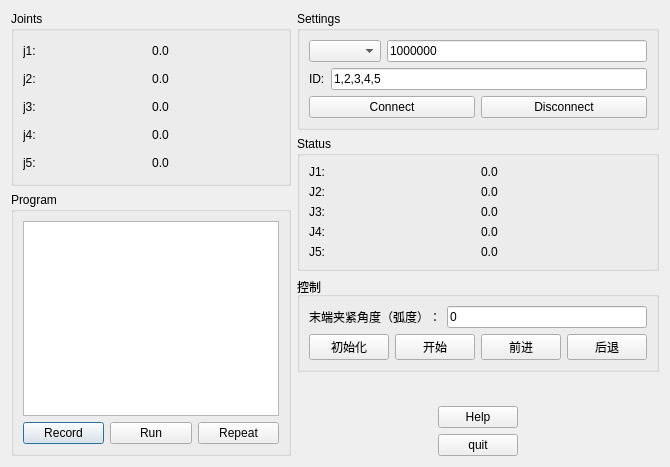
Before: the Qt Designer form inchworm_like.ui in Skyendless/MiniBot, drawn with Qt 5.
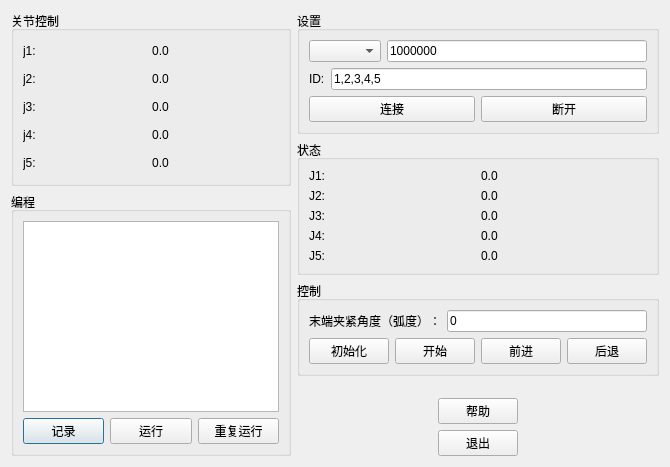
After: the same form once the commit is applied. Icons and pictures are not drawn.

Commit message: 界面修改成中文

Patch:
```diff
--- a/inchworm_like.ui
+++ b/inchworm_like.ui
@@ -19,7 +19,7 @@
      <item>
       <widget class="QGroupBox" name="groupBox">
        <property name="title">
-        <string>Joints</string>
+        <string>关节控制</string>
        </property>
        <layout class="QGridLayout" name="gridLayout" columnstretch="0,0,1,0">
         <item row="0" column="2">
@@ -373,7 +373,7 @@
      <item>
       <widget class="QGroupBox" name="groupBox_4">
        <property name="title">
-        <string>Program</string>
+        <string>编程</string>
        </property>
        <layout class="QVBoxLayout" name="verticalLayout_2">
         <item>
@@ -384,21 +384,21 @@
           <item>
            <widget class="QPushButton" name="record_button">
             <property name="text">
-             <string>Record</string>
+             <string>记录</string>
             </property>
            </widget>
           </item>
           <item>
            <widget class="QPushButton" name="run_button">
             <property name="text">
-             <string>Run</string>
+             <string>运行</string>
             </property>
            </widget>
           </item>
           <item>
            <widget class="QPushButton" name="repeat_button">
             <property name="text">
-             <string>Repeat</string>
+             <string>重复运行</string>
             </property>
            </widget>
           </item>
@@ -414,7 +414,7 @@
      <item>
       <widget class="QGroupBox" name="groupBox_5">
        <property name="title">
-        <string>Settings</string>
+        <string>设置</string>
        </property>
        <layout class="QVBoxLayout" name="verticalLayout_4">
         <item>
@@ -454,14 +454,14 @@
           <item>
            <widget class="QPushButton" name="connect_button">
             <property name="text">
-             <string>Connect</string>
+             <string>连接</string>
             </property>
            </widget>
           </item>
           <item>
            <widget class="QPushButton" name="disconnect_button">
             <property name="text">
-             <string>Disconnect</string>
+             <string>断开</string>
             </property>
            </widget>
           </item>
@@ -473,7 +473,7 @@
      <item>
       <widget class="QGroupBox" name="groupBox_6">
        <property name="title">
-        <string>Status</string>
+        <string>状态</string>
        </property>
        <layout class="QGridLayout" name="gridLayout_3" columnstretch="0,0">
         <item row="0" column="1">
@@ -641,14 +641,14 @@
          <item>
           <widget class="QPushButton" name="help_button">
            <property name="text">
-            <string>Help</string>
+            <string>帮助</string>
            </property>
           </widget>
          </item>
          <item>
           <widget class="QPushButton" name="quit_button">
            <property name="text">
-            <string>quit</string>
+            <string>退出</string>
            </property>
           </widget>
          </item>
```
The commit also changes 1 other file.
